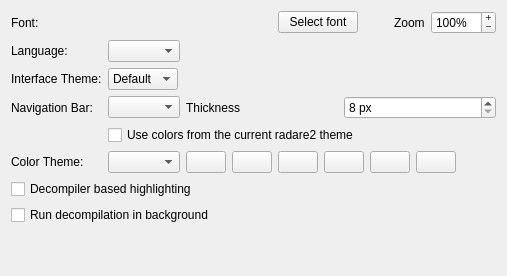
The window that src/dialogs/settings/AppearanceOptionsWidget.ui (radareorg/iaito) describes before a commit, drawn with Qt 5.
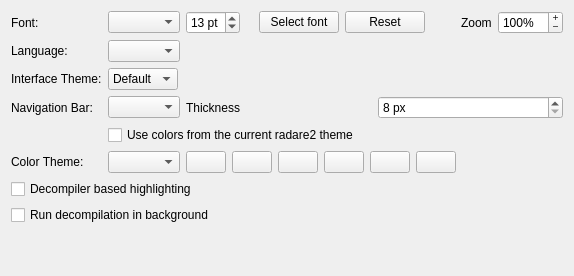
The same window after the commit. Icons and pictures are not drawn. Custom widgets are drawn as their Qt base class.

Commit message: More accessible stock font settings

Diff of the .ui file:
```diff
--- a/src/dialogs/settings/AppearanceOptionsWidget.ui
+++ b/src/dialogs/settings/AppearanceOptionsWidget.ui
@@ -23,6 +23,32 @@
      </item>
      <item row="0" column="1">
       <layout class="QHBoxLayout" name="fontSelectionLayout">
+       <item>
+        <widget class="QComboBox" name="fontFamilyComboBox">
+         <property name="sizePolicy">
+          <sizepolicy hsizetype="Maximum" vsizetype="Fixed">
+           <horstretch>0</horstretch>
+           <verstretch>0</verstretch>
+          </sizepolicy>
+         </property>
+        </widget>
+       </item>
+       <item>
+        <widget class="QSpinBox" name="fontSizeSpinBox">
+         <property name="suffix">
+          <string> pt</string>
+         </property>
+         <property name="minimum">
+          <number>6</number>
+         </property>
+         <property name="maximum">
+          <number>72</number>
+         </property>
+         <property name="value">
+          <number>13</number>
+         </property>
+        </widget>
+       </item>
        <item>
         <widget class="QLabel" name="fontSelectionLabel">
          <property name="sizePolicy">
@@ -49,6 +75,19 @@
          </property>
         </widget>
        </item>
+       <item>
+        <widget class="QPushButton" name="fontResetButton">
+         <property name="sizePolicy">
+          <sizepolicy hsizetype="Minimum" vsizetype="Fixed">
+           <horstretch>0</horstretch>
+           <verstretch>0</verstretch>
+          </sizepolicy>
+         </property>
+         <property name="text">
+          <string>Reset</string>
+         </property>
+        </widget>
+       </item>
        <item>
         <spacer name="horizontalSpacer_2">
          <property name="orientation">
```
The commit also changes 4 other files.
